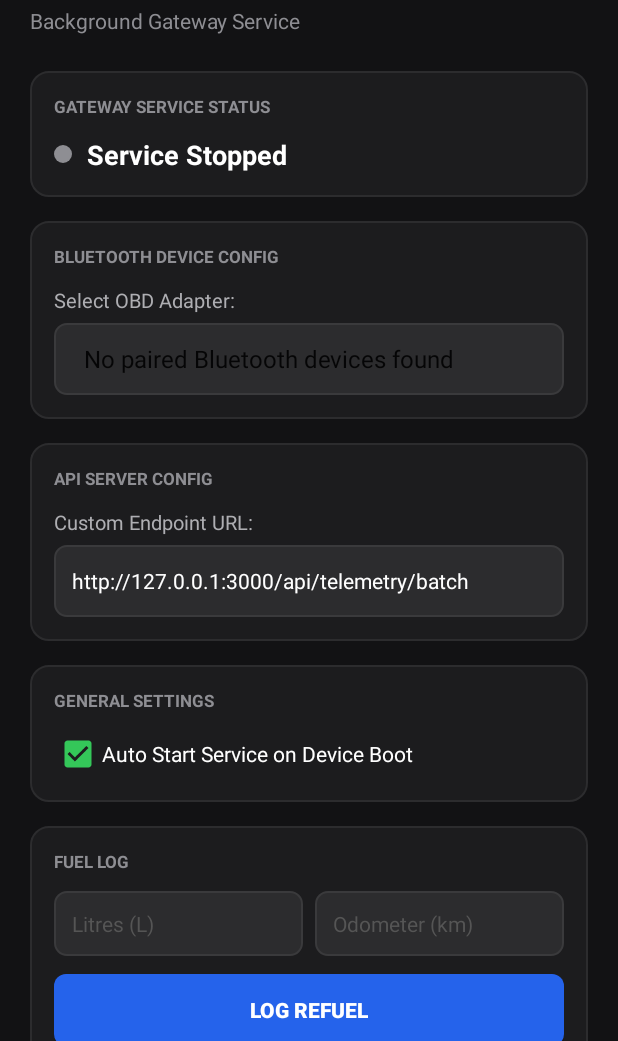
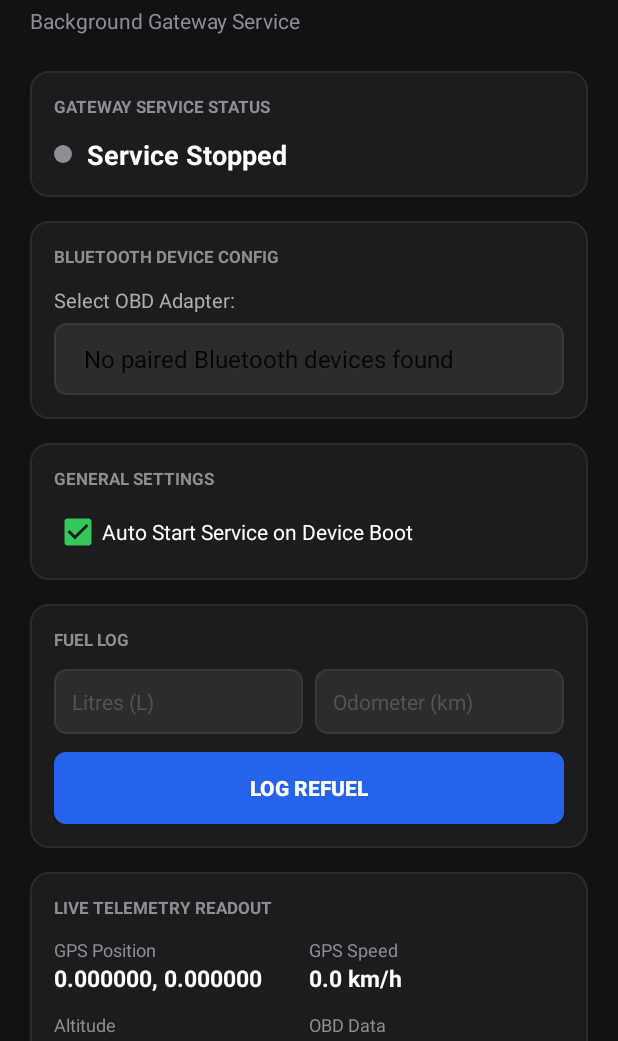
Before and after one commit to hon2838/obd-telemetry-app, an Android app: the screen it shows after launch (MainActivity), on a phone screen of 412 x 824 dp, the part 195-1236 px from its top. Run offline under Robolectric (Android 15) with nearby library versions, the light colour scheme and no system bars.

Commit message:
feat: hardcode telemetry endpoint and remove custom url option

```diff
--- a/AndroidApp/app/src/main/java/com/example/obdapp/MainActivity.kt
+++ b/AndroidApp/app/src/main/java/com/example/obdapp/MainActivity.kt
@@ -30,7 +30,6 @@ class MainActivity : AppCompatActivity() {
     private lateinit var btnStart: Button
     private lateinit var btnStop: Button
     private lateinit var spinner: Spinner
-    private lateinit var etApiUrl: EditText
     private lateinit var statusIndicator: android.view.View
     private lateinit var tvGpsPosition: TextView
     private lateinit var tvGpsSpeed: TextView
@@ -106,7 +105,6 @@ class MainActivity : AppCompatActivity() {
         tvCoolantTemp = findViewById(R.id.tvCoolantTemp)
         tvThrottlePos = findViewById(R.id.tvThrottlePos)
         tvVoltage = findViewById(R.id.tvVoltage)
-        etApiUrl = findViewById(R.id.etApiUrl)
         val cbAutoStart = findViewById<android.widget.CheckBox>(R.id.cbAutoStart)
 
         val prefs = getSharedPreferences("OBD_PREFS", Context.MODE_PRIVATE)
@@ -115,19 +113,6 @@ class MainActivity : AppCompatActivity() {
         cbAutoStart.setOnCheckedChangeListener { _, isChecked ->
             prefs.edit().putBoolean("AUTO_START_BOOT", isChecked).apply()
         }
-
-        val savedUrl = prefs.getString("API_URL", "http://127.0.0.1:3000/api/telemetry/batch")
-        etApiUrl.setText(savedUrl)
-        etApiUrl.addTextChangedListener(object : android.text.TextWatcher {
-            override fun afterTextChanged(s: android.text.Editable?) {
-                val url = s?.toString()?.trim() ?: ""
-                if (url.isNotEmpty()) {
-                    prefs.edit().putString("API_URL", url).apply()
-                }
-            }
-            override fun beforeTextChanged(s: CharSequence?, start: Int, count: Int, after: Int) {}
-            override fun onTextChanged(s: CharSequence?, start: Int, before: Int, count: Int) {}
-        })
 
         setupBluetoothSpinner()
 
--- a/AndroidApp/app/src/main/java/com/example/obdapp/OBDGatewayService.kt
+++ b/AndroidApp/app/src/main/java/com/example/obdapp/OBDGatewayService.kt
@@ -217,7 +217,7 @@ class OBDGatewayService : Service(), LocationListener {
                             }
 
                             val prefs = getSharedPreferences("OBD_PREFS", Context.MODE_PRIVATE)
-                            val apiUrl = prefs.getString("API_URL", "http://127.0.0.1:3000/api/telemetry/batch") ?: "http://127.0.0.1:3000/api/telemetry/batch"
+                            val apiUrl = "https://obd-api.hon2838.name.my/api/telemetry/batch"
                             val url = URL(apiUrl)
                             var connection: HttpURLConnection? = null
                             var responseBody = ""
@@ -290,7 +290,7 @@ class OBDGatewayService : Service(), LocationListener {
                             }
 
                             val prefs = getSharedPreferences("OBD_PREFS", Context.MODE_PRIVATE)
-                            val apiUrl = prefs.getString("API_URL", "http://127.0.0.1:3000/api/telemetry/batch") ?: "http://127.0.0.1:3000/api/telemetry/batch"
+                            val apiUrl = "https://obd-api.hon2838.name.my/api/telemetry/batch"
 
                             val baseApiUrl = if (apiUrl.contains("/api/")) {
                                 apiUrl.substringBeforeLast("/api/") + "/api"
@@ -353,7 +353,7 @@ class OBDGatewayService : Service(), LocationListener {
                             }
 
                             val prefs = getSharedPreferences("OBD_PREFS", Context.MODE_PRIVATE)
-                            val apiUrl = prefs.getString("API_URL", "http://127.0.0.1:3000/api/telemetry/batch") ?: "http://127.0.0.1:3000/api/telemetry/batch"
+                            val apiUrl = "https://obd-api.hon2838.name.my/api/telemetry/batch"
 
                             val baseApiUrl = if (apiUrl.contains("/api/")) {
                                 apiUrl.substringBeforeLast("/api/") + "/api"
@@ -440,7 +440,7 @@ class OBDGatewayService : Service(), LocationListener {
 
     private fun uploadDtcResult(dtcRaw: String) {
         val prefs = getSharedPreferences("OBD_PREFS", Context.MODE_PRIVATE)
-        val serverUrl = prefs.getString("API_URL", "http://127.0.0.1:3000/api/telemetry/batch") ?: "http://127.0.0.1:3000/api/telemetry/batch"
+        val serverUrl = "https://obd-api.hon2838.name.my/api/telemetry/batch"
         val dtcUrl = serverUrl.replace("/batch", "/dtc")
         serviceScope.launch {
             try {
@@ -470,7 +470,7 @@ class OBDGatewayService : Service(), LocationListener {
 
     private fun uploadDtcClearStatus(success: Boolean) {
         val prefs = getSharedPreferences("OBD_PREFS", Context.MODE_PRIVATE)
-        val serverUrl = prefs.getString("API_URL", "http://127.0.0.1:3000/api/telemetry/batch") ?: "http://127.0.0.1:3000/api/telemetry/batch"
+        val serverUrl = "https://obd-api.hon2838.name.my/api/telemetry/batch"
         val dtcUrl = serverUrl.replace("/batch", "/dtc/clear")
         serviceScope.launch {
             try {
--- a/AndroidApp/app/src/main/res/layout/activity_main.xml
+++ b/AndroidApp/app/src/main/res/layout/activity_main.xml
@@ -107,45 +107,7 @@
                 android:paddingRight="12dp" />
         </LinearLayout>
 
-        <!-- API Server Config Card -->
-        <LinearLayout
-            android:layout_width="match_parent"
-            android:layout_height="wrap_content"
-            android:orientation="vertical"
-            android:background="@drawable/card_bg"
-            android:padding="16dp"
-            android:layout_marginBottom="16dp">
 
-            <TextView
-                android:layout_width="wrap_content"
-                android:layout_height="wrap_content"
-                android:text="API SERVER CONFIG"
-                android:textColor="#8E8E93"
-                android:textSize="11sp"
-                android:textStyle="bold"
-                android:layout_marginBottom="12dp" />
-
-            <TextView
-                android:layout_width="wrap_content"
-                android:layout_height="wrap_content"
-                android:text="Custom Endpoint URL:"
-                android:textColor="#AEAEB2"
-                android:textSize="13sp"
-                android:layout_marginBottom="6dp" />
-
-            <EditText
-                android:id="@+id/etApiUrl"
-                android:layout_width="match_parent"
-                android:layout_height="48dp"
-                android:background="@drawable/spinner_bg"
-                android:paddingLeft="12dp"
-                android:paddingRight="12dp"
-                android:textColor="#FFFFFF"
-                android:textSize="14sp"
-                android:inputType="textUri"
-                android:hint="http://127.0.0.1:3000/api/telemetry/batch"
-                android:textColorHint="#4E4E52" />
-        </LinearLayout>
 
         <!-- General Settings Card -->
         <LinearLayout
```
